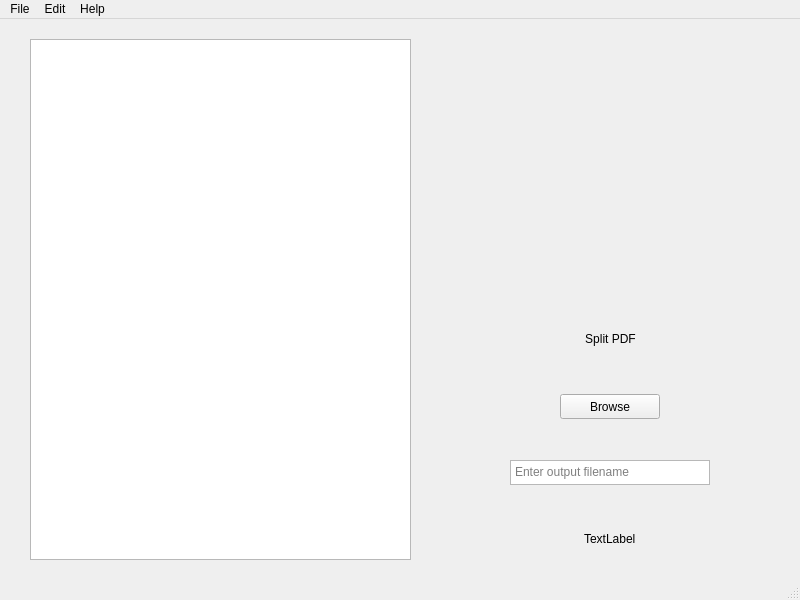
Before: the Qt Designer form form.ui in BoskoDelic/EBook-Manager, drawn with Qt 5.
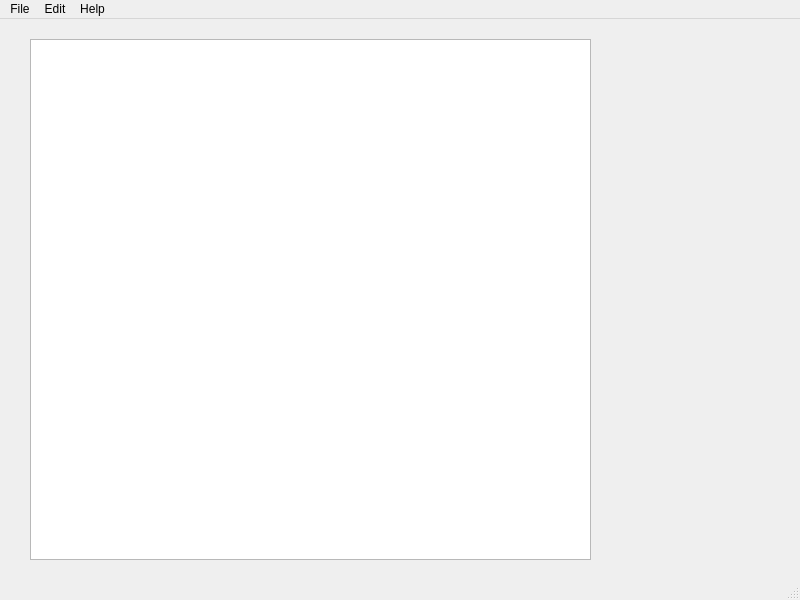
After: the same form once the commit is applied.

Commit message: Split converter to new window

The edit to the form file:
```diff
--- a/form.ui
+++ b/form.ui
@@ -2,6 +2,14 @@
 <ui version="4.0">
  <class>MainWindow</class>
  <widget class="QMainWindow" name="MainWindow">
+  <property name="geometry">
+   <rect>
+    <x>0</x>
+    <y>0</y>
+    <width>800</width>
+    <height>600</height>
+   </rect>
+  </property>
   <property name="minimumSize">
    <size>
     <width>800</width>
@@ -23,7 +31,7 @@
      <rect>
       <x>30</x>
       <y>20</y>
-      <width>381</width>
+      <width>561</width>
       <height>521</height>
      </rect>
     </property>
@@ -31,81 +39,14 @@
    <widget class="QWidget" name="verticalLayoutWidget">
     <property name="geometry">
      <rect>
-      <x>449</x>
+      <x>620</x>
       <y>20</y>
-      <width>321</width>
-      <height>261</height>
+      <width>160</width>
+      <height>521</height>
      </rect>
     </property>
     <layout class="QVBoxLayout" name="verticalLayout"/>
    </widget>
-   <widget class="QWidget" name="verticalLayoutWidget_2">
-    <property name="geometry">
-     <rect>
-      <x>450</x>
-      <y>290</y>
-      <width>321</width>
-      <height>261</height>
-     </rect>
-    </property>
-    <layout class="QVBoxLayout" name="verticalLayout_2">
-     <item alignment="Qt::AlignVCenter">
-      <widget class="QLabel" name="label">
-       <property name="text">
-        <string>Split PDF</string>
-       </property>
-       <property name="alignment">
-        <set>Qt::AlignHCenter|Qt::AlignTop</set>
-       </property>
-      </widget>
-     </item>
-     <item alignment="Qt::AlignHCenter|Qt::AlignVCenter">
-      <widget class="QPushButton" name="pb_browse">
-       <property name="minimumSize">
-        <size>
-         <width>100</width>
-         <height>25</height>
-        </size>
-       </property>
-       <property name="maximumSize">
-        <size>
-         <width>100</width>
-         <height>25</height>
-        </size>
-       </property>
-       <property name="text">
-        <string>Browse</string>
-       </property>
-      </widget>
-     </item>
-     <item alignment="Qt::AlignHCenter|Qt::AlignVCenter">
-      <widget class="QPlainTextEdit" name="plainTextEdit">
-       <property name="maximumSize">
-        <size>
-         <width>200</width>
-         <height>25</height>
-        </size>
-       </property>
-       <property name="verticalScrollBarPolicy">
-        <enum>Qt::ScrollBarAlwaysOff</enum>
-       </property>
-       <property name="horizontalScrollBarPolicy">
-        <enum>Qt::ScrollBarAlwaysOff</enum>
-       </property>
-       <property name="placeholderText">
-        <string>Enter output filename</string>
-       </property>
-      </widget>
-     </item>
-     <item alignment="Qt::AlignHCenter|Qt::AlignVCenter">
-      <widget class="QLabel" name="lb_work_done">
-       <property name="text">
-        <string>TextLabel</string>
-       </property>
-      </widget>
-     </item>
-    </layout>
-   </widget>
   </widget>
   <widget class="QMenuBar" name="menubar">
    <property name="geometry">
```
Left out of the diff: 2 changed lines with no effect on the pictures. The commit also changes 5 other files.
